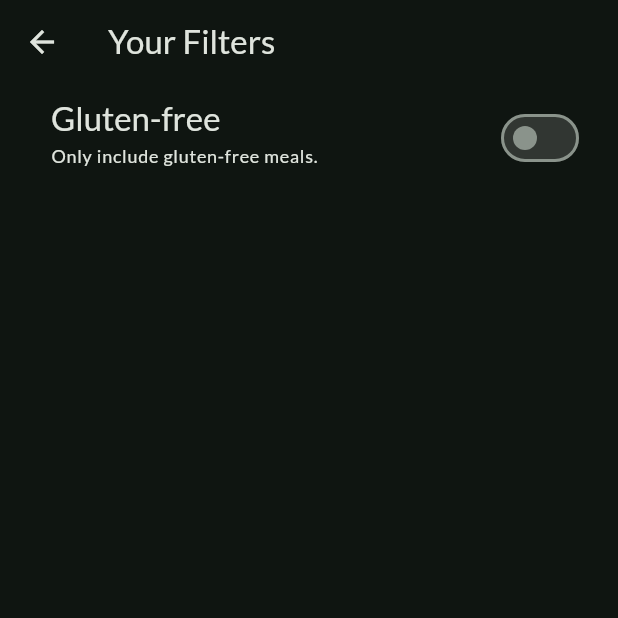
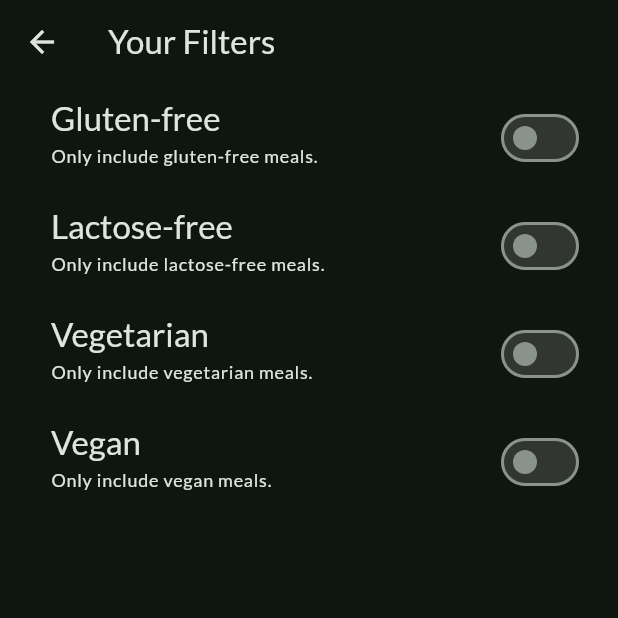
Before and after one commit to auri-gabriel/meals, a Flutter app: the FiltersScreen screen opened directly, on a phone screen of 412 x 824 dp, the top half of it. Run offline on Flutter 3.47's test engine with Material 3 defaults, Android fonts, the phone set to English and light mode, and no system bars; our stand-ins replace google_fonts, transparent_image.

Commit message:
Add filter options for lactose-free, vegetarian, and vegan meals in FiltersScreen

```diff
--- a/lib/screens/filters.dart
+++ b/lib/screens/filters.dart
@@ -12,6 +12,9 @@ class FiltersScreen extends StatefulWidget {
 
 class _FiltersScreenState extends State<FiltersScreen> {
   var _glutenFreeFilterSet = false;
+  var _lactoseFreeFilterSet = false;
+  var _vegetarianFilterSet = false;
+  var _veganFilterSet = false;
 
   @override
   Widget build(BuildContext context) {
@@ -52,6 +55,72 @@ class _FiltersScreenState extends State<FiltersScreen> {
             activeColor: Theme.of(context).colorScheme.tertiary,
             contentPadding: EdgeInsets.only(left: 34, right: 22),
           ),
+          SwitchListTile(
+            value: _lactoseFreeFilterSet,
+            onChanged: (isChecked) {
+              setState(() {
+                _lactoseFreeFilterSet = isChecked;
+              });
+            },
+            title: Text(
+              'Lactose-free',
+              style: Theme.of(context).textTheme.titleLarge!.copyWith(
+                color: Theme.of(context).colorScheme.onSurface,
+              ),
+            ),
+            subtitle: Text(
+              'Only include lactose-free meals.',
+              style: Theme.of(context).textTheme.labelMedium!.copyWith(
+                color: Theme.of(context).colorScheme.onSurface,
+              ),
+            ),
+            activeColor: Theme.of(context).colorScheme.tertiary,
+            contentPadding: EdgeInsets.only(left: 34, right: 22),
+          ),
+          SwitchListTile(
+            value: _vegetarianFilterSet,
+            onChanged: (isChecked) {
+              setState(() {
+                _vegetarianFilterSet = isChecked;
+              });
+            },
+            title: Text(
+              'Vegetarian',
+              style: Theme.of(context).textTheme.titleLarge!.copyWith(
+                color: Theme.of(context).colorScheme.onSurface,
+              ),
+            ),
+            subtitle: Text(
+              'Only include vegetarian meals.',
+              style: Theme.of(context).textTheme.labelMedium!.copyWith(
+                color: Theme.of(context).colorScheme.onSurface,
+              ),
+            ),
+            activeColor: Theme.of(context).colorScheme.tertiary,
+            contentPadding: EdgeInsets.only(left: 34, right: 22),
+          ),
+          SwitchListTile(
+            value: _veganFilterSet,
+            onChanged: (isChecked) {
+              setState(() {
+                _veganFilterSet = isChecked;
+              });
+            },
+            title: Text(
+              'Vegan',
+              style: Theme.of(context).textTheme.titleLarge!.copyWith(
+                color: Theme.of(context).colorScheme.onSurface,
+              ),
+            ),
+            subtitle: Text(
+              'Only include vegan meals.',
+              style: Theme.of(context).textTheme.labelMedium!.copyWith(
+                color: Theme.of(context).colorScheme.onSurface,
+              ),
+            ),
+            activeColor: Theme.of(context).colorScheme.tertiary,
+            contentPadding: EdgeInsets.only(left: 34, right: 22),
+          ),
         ],
       ),
     );
```
